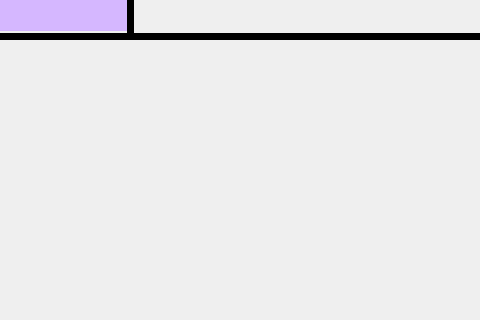
Above: personui.ui from NimaGhasemi1383/IUT_AP_PROJECT before the change; both pictures show x 0 to 480 and y 380 to 700 of the 800 by 700 pixel window. Below: the same form after it.
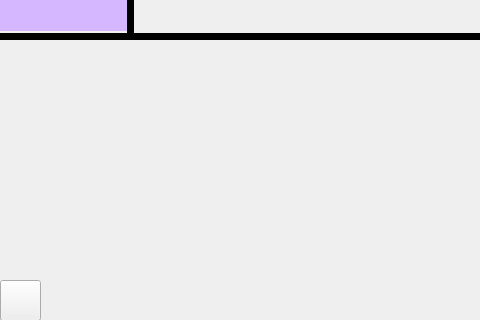
That is the form after the change. Icons and pictures are not drawn.

Commit message: back bottuns for widgets

```diff
--- a/personui.ui
+++ b/personui.ui
@@ -534,6 +534,25 @@
     <string/>
    </property>
   </widget>
+  <widget class="QPushButton" name="pushButton_Back">
+   <property name="geometry">
+    <rect>
+     <x>0</x>
+     <y>660</y>
+     <width>41</width>
+     <height>41</height>
+    </rect>
+   </property>
+   <property name="cursor">
+    <cursorShape>PointingHandCursor</cursorShape>
+   </property>
+   <property name="styleSheet">
+    <string notr="true">image: url(:/Login/Login17.png);</string>
+   </property>
+   <property name="text">
+    <string/>
+   </property>
+  </widget>
  </widget>
  <resources/>
  <connections/>
```
The commit also changes 14 other files.
